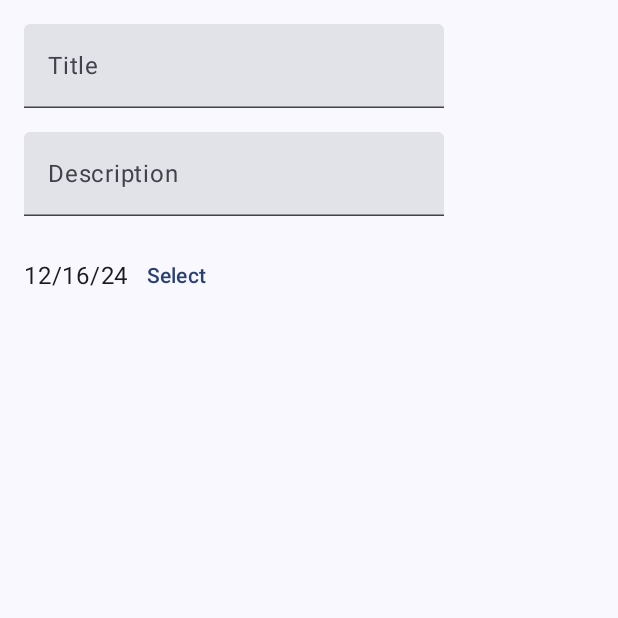
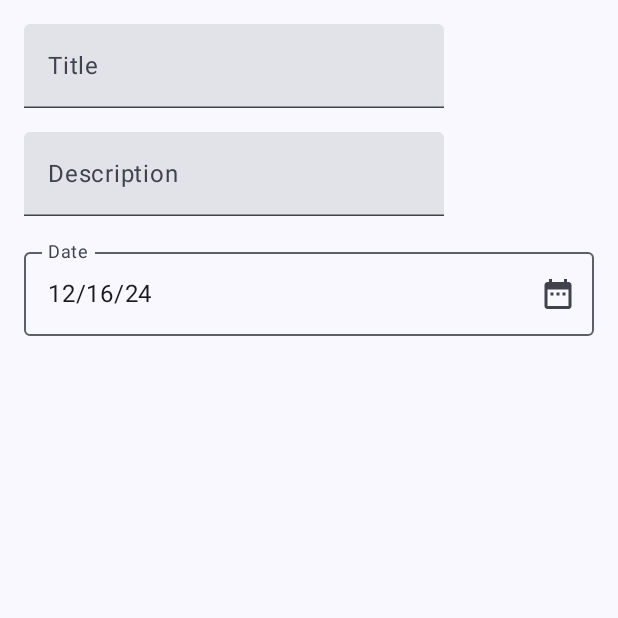
Before and after one commit to TEDDAC/ToutDouxListe-Android, an Android app built with Jetpack Compose: the screen it shows after launch (MainActivity), on a phone screen of 412 x 824 dp, the top half of it. Run offline under Robolectric (Android 15) with nearby library versions, the phone set to English and light mode, and no system bars.

Commit message:
better date picker

```diff
--- a/app/src/main/java/com/teddac/toutdouxliste/ui/page/EditPage.kt
+++ b/app/src/main/java/com/teddac/toutdouxliste/ui/page/EditPage.kt
@@ -1,14 +1,19 @@
 package com.teddac.toutdouxliste.ui.page
 
+import androidx.compose.foundation.gestures.awaitEachGesture
+import androidx.compose.foundation.gestures.awaitFirstDown
+import androidx.compose.foundation.gestures.waitForUpOrCancellation
 import androidx.compose.foundation.layout.Arrangement
 import androidx.compose.foundation.layout.Column
-import androidx.compose.foundation.layout.PaddingValues
-import androidx.compose.foundation.layout.Row
+import androidx.compose.foundation.layout.fillMaxWidth
 import androidx.compose.foundation.layout.padding
-import androidx.compose.material3.Button
+import androidx.compose.material.icons.Icons
+import androidx.compose.material.icons.filled.DateRange
 import androidx.compose.material3.DatePicker
 import androidx.compose.material3.DatePickerDialog
 import androidx.compose.material3.ExperimentalMaterial3Api
+import androidx.compose.material3.Icon
+import androidx.compose.material3.OutlinedTextField
 import androidx.compose.material3.Text
 import androidx.compose.material3.TextButton
 import androidx.compose.material3.TextField
@@ -20,13 +25,12 @@ import androidx.compose.runtime.remember
 import androidx.compose.runtime.setValue
 import androidx.compose.ui.Alignment
 import androidx.compose.ui.Modifier
+import androidx.compose.ui.input.pointer.PointerEventPass
+import androidx.compose.ui.input.pointer.pointerInput
 import androidx.compose.ui.unit.dp
 import java.time.Instant
 import java.time.LocalDateTime
-import java.time.OffsetDateTime
 import java.time.ZoneId
-import java.time.ZoneOffset
-import java.time.ZonedDateTime
 import java.time.format.DateTimeFormatter
 import java.time.format.FormatStyle
 
@@ -36,6 +40,12 @@ fun EditPage(){
     var title by remember { mutableStateOf("") }
     var description by remember { mutableStateOf("") }
     val datePickerState = rememberDatePickerState()
+    val dueDateStr = LocalDateTime.ofInstant(
+        Instant.ofEpochMilli(
+            datePickerState.selectedDateMillis ?: Instant.now().toEpochMilli()
+        ),
+        ZoneId.systemDefault()
+    ).format(DateTimeFormatter.ofLocalizedDate(FormatStyle.SHORT))
 
     var showDatePicker by remember { mutableStateOf(false) }
 
@@ -55,22 +65,29 @@ fun EditPage(){
             onValueChange = { description = it },
             label = { Text("Description") }
         )
-        Row(
-            horizontalArrangement = Arrangement.Start,
-            verticalAlignment = Alignment.CenterVertically
-        ) {
-            Text(
-                LocalDateTime.ofInstant(
-                    Instant.ofEpochMilli(
-                        datePickerState.selectedDateMillis ?: Instant.now().toEpochMilli()
-                    ),
-                    ZoneId.systemDefault()
-                )
-                    .format(DateTimeFormatter.ofLocalizedDate(FormatStyle.SHORT)))
-            TextButton(onClick = {showDatePicker = true}) {
-                Text("Select")
-            }
-        }
+        OutlinedTextField(
+            value = dueDateStr,
+            onValueChange = { },
+            label = { Text("Date") },
+            placeholder = { Text("MM/DD/YYYY") },
+            trailingIcon = {
+                Icon(Icons.Default.DateRange, contentDescription = "Select Date")
+            },
+            // Modifier.clickable doesn't work for text fields, so we use Modifier.pointerInput
+            // in the Initial pass to observe events before the text field consumes them
+            // in the Main pass.
+            modifier = Modifier
+                .fillMaxWidth()
+                .pointerInput(datePickerState){
+                    awaitEachGesture {
+                        awaitFirstDown(pass = PointerEventPass.Initial)
+                        val upEvent = waitForUpOrCancellation(pass = PointerEventPass.Initial)
+                        if (upEvent != null){
+                            showDatePicker = true
+                        }
+                    }
+                }
+        )
     }
 
     if(showDatePicker){
```
Also changed, not shown: 1 other file.
